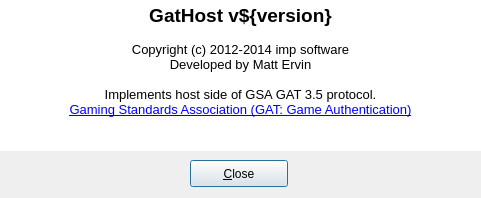
Before: the Qt Designer form Src/AboutBox.ui in peniwize/GatHost, drawn with Qt 5.
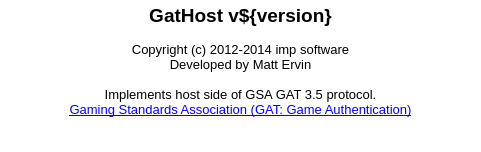
After: the same form once the commit is applied. Icons and pictures are not drawn.

What changed in the file:
```diff
--- a/Src/AboutBox.ui
+++ b/Src/AboutBox.ui
@@ -7,32 +7,19 @@
     <x>0</x>
     <y>0</y>
     <width>481</width>
-    <height>198</height>
+    <height>152</height>
    </rect>
   </property>
   <property name="windowTitle">
    <string>About GatHost</string>
   </property>
-  <widget class="QPushButton" name="pushButton">
-   <property name="geometry">
-    <rect>
-     <x>190</x>
-     <y>160</y>
-     <width>98</width>
-     <height>27</height>
-    </rect>
-   </property>
-   <property name="text">
-    <string>&amp;Close</string>
-   </property>
-  </widget>
   <widget class="QTextEdit" name="textEdit">
    <property name="geometry">
     <rect>
      <x>0</x>
      <y>0</y>
      <width>481</width>
-     <height>151</height>
+     <height>157</height>
     </rect>
    </property>
    <property name="acceptDrops">
```
Left out of the diff: 56 changed lines with no effect on the pictures.
